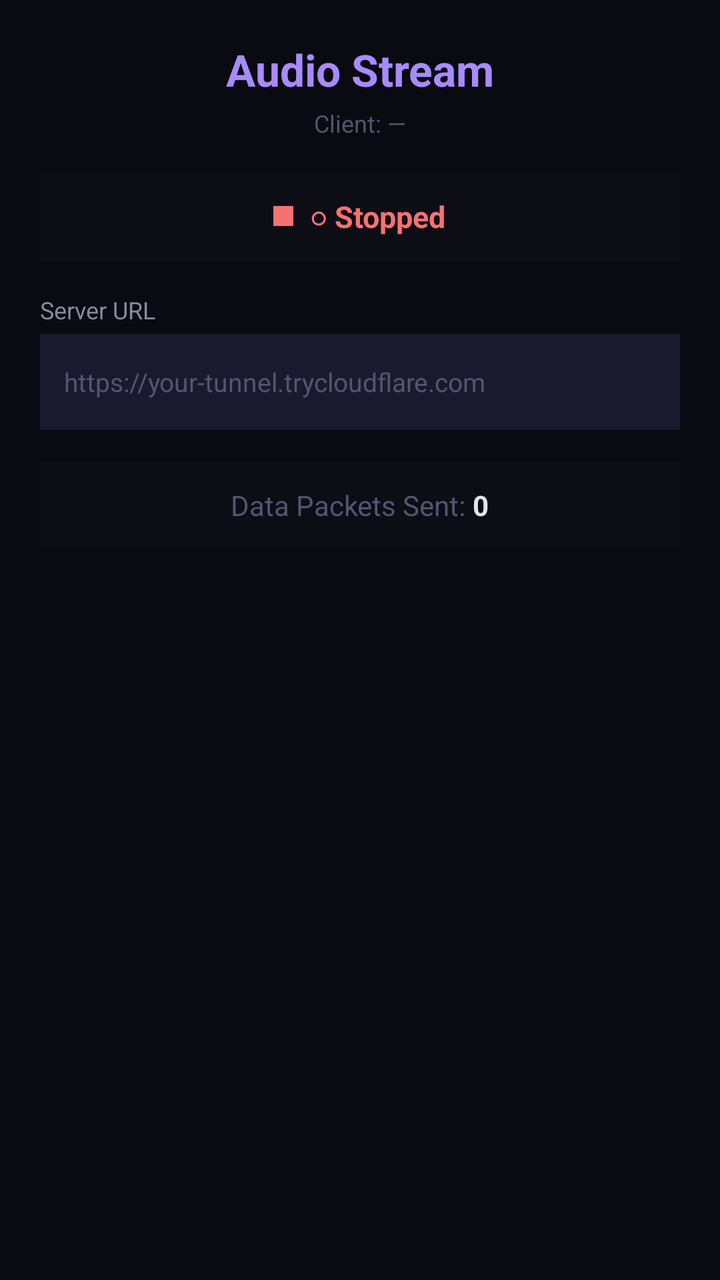
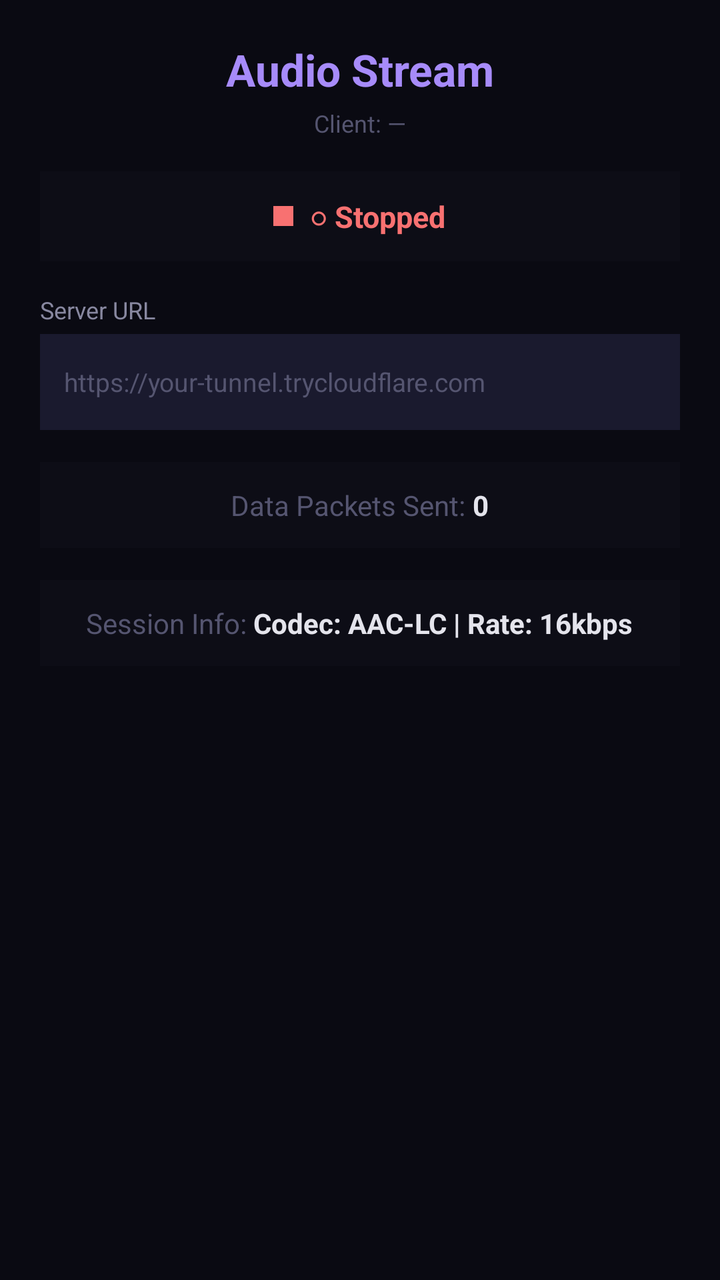

Before-and-after screenshots of an Android layout around one commit, followed by the original layout XML and the change that was made.
<!-- AndroidManifest.xml: application theme Theme.AppCompat.Light.NoActionBar -->
<!-- res/layout/activity_main.xml -->
<?xml version="1.0" encoding="utf-8"?>
<LinearLayout xmlns:android="http://schemas.android.com/apk/res/android"
    android:layout_width="match_parent"
    android:layout_height="match_parent"
    android:orientation="vertical"
    android:padding="20dp"
    android:background="#0a0a12">

    
    <TextView
        android:id="@+id/tvHeader"
        android:layout_width="match_parent"
        android:layout_height="wrap_content"
        android:text="Audio Stream"
        android:textSize="22sp"
        android:textStyle="bold"
        android:textColor="#a78bfa"
        android:gravity="center"
        android:layout_marginBottom="4dp"/>

    <TextView
        android:id="@+id/tvClientName"
        android:layout_width="match_parent"
        android:layout_height="wrap_content"
        android:text="Client: —"
        android:textSize="12sp"
        android:textColor="#555570"
        android:gravity="center"
        android:layout_marginBottom="16dp"/>

    
    <LinearLayout
        android:layout_width="match_parent"
        android:layout_height="wrap_content"
        android:orientation="horizontal"
        android:gravity="center"
        android:padding="12dp"
        android:background="#0d0d16"
        android:layout_marginBottom="16dp">

        <View
            android:id="@+id/vStatusDot"
            android:layout_width="10dp"
            android:layout_height="10dp"
            android:background="#f87171"
            android:layout_marginEnd="8dp"/>

        <TextView
            android:id="@+id/tvStatus"
            android:layout_width="wrap_content"
            android:layout_height="wrap_content"
            android:text="○ Stopped"
            android:textColor="#f87171"
            android:textSize="15sp"
            android:textStyle="bold"/>
    </LinearLayout>

    
    <TextView
        android:layout_width="wrap_content"
        android:layout_height="wrap_content"
        android:text="Server URL"
        android:textColor="#8888a0"
        android:textSize="12sp"
        android:layout_marginBottom="4dp"/>

    <EditText
        android:id="@+id/etServerUrl"
        android:layout_width="match_parent"
        android:layout_height="48dp"
        android:background="#1a1a2e"
        android:textColor="#e4e4ec"
        android:padding="12dp"
        android:hint="https://your-tunnel.trycloudflare.com"
        android:textColorHint="#555570"
        android:inputType="textUri"
        android:textSize="13sp"
        android:singleLine="true"
        android:layout_marginBottom="16dp"/>

    
    <LinearLayout
        android:layout_width="match_parent"
        android:layout_height="wrap_content"
        android:orientation="horizontal"
        android:gravity="center"
        android:padding="12dp"
        android:background="#0d0d16"
        android:layout_marginBottom="16dp">
        <TextView
            android:layout_width="wrap_content"
            android:layout_height="wrap_content"
            android:text="Data Packets Sent: "
            android:textColor="#555570"
            android:textSize="14sp"/>
        <TextView
            android:id="@+id/tvPublicPackets"
            android:layout_width="wrap_content"
            android:layout_height="wrap_content"
            android:text="0"
            android:textColor="#e4e4ec"
            android:textSize="14sp"
            android:textStyle="bold"/>
    </LinearLayout>

    
    <LinearLayout
        android:id="@+id/debugPanel"
        android:layout_width="match_parent"
        android:layout_height="0dp"
        android:layout_weight="1"
        android:orientation="vertical"
        android:visibility="gone">

    
    <Button
        android:id="@+id/btnStart"
        android:layout_width="match_parent"
        android:layout_height="56dp"
        android:text="▶  START MONITORING"
        android:textSize="15sp"
        android:textStyle="bold"
        android:backgroundTint="#7c5cfc"
        android:textColor="#FFFFFF"
        android:layout_marginBottom="8dp"/>

    <Button
        android:id="@+id/btnStop"
        android:layout_width="match_parent"
        android:layout_height="56dp"
        android:text="■  STOP MONITORING"
        android:textSize="15sp"
        android:textStyle="bold"
        android:backgroundTint="#f87171"
        android:textColor="#FFFFFF"
        android:visibility="gone"
        android:layout_marginBottom="8dp"/>

    <Button
        android:id="@+id/btnStandby"
        android:layout_width="match_parent"
        android:layout_height="56dp"
        android:text="📡 ENABLE REMOTE LISTENING"
        android:textSize="14sp"
        android:textStyle="bold"
        android:backgroundTint="#1a1a2e"
        android:textColor="#a78bfa"
        android:layout_marginBottom="16dp"/>

    
    <LinearLayout
        android:layout_width="match_parent"
        android:layout_height="wrap_content"
        android:orientation="horizontal"
        android:layout_marginBottom="4dp">

        
        <LinearLayout
            android:layout_width="0dp"
            android:layout_height="wrap_content"
            android:layout_weight="1"
            android:orientation="vertical"
            android:background="#0d0d16"
            android:padding="10dp"
            android:layout_marginEnd="4dp">
            <TextView
                android:layout_width="wrap_content"
                android:layout_height="wrap_content"
                android:text="CONNECTION"
                android:textColor="#555570"
                android:textSize="9sp"/>
            <TextView
                android:id="@+id/tvConnection"
                android:layout_width="wrap_content"
                android:layout_height="wrap_content"
                android:text="—"
                android:textColor="#8888a0"
                android:textSize="13sp"
                android:textStyle="bold"/>
        </LinearLayout>

        
        <LinearLayout
            android:layout_width="0dp"
            android:layout_height="wrap_content"
            android:layout_weight="1"
            android:orientation="vertical"
            android:background="#0d0d16"
            android:padding="10dp"
            android:layout_marginStart="4dp">
            <TextView
                android:layout_width="wrap_content"
                android:layout_height="wrap_content"
                android:text="PENDING"
                android:textColor="#555570"
                android:textSize="9sp"/>
            <TextView
                android:id="@+id/tvPending"
                android:layout_width="wrap_content"
                android:layout_height="wrap_content"
                android:text="0"
                android:textColor="#e4e4ec"
                android:textSize="13sp"
                android:textStyle="bold"/>
        </LinearLayout>
    </LinearLayout>

    <LinearLayout
        android:layout_width="match_parent"
        android:layout_height="wrap_content"
        android:orientation="horizontal"
        android:layout_marginBottom="4dp">

        
        <LinearLayout
            android:layout_width="0dp"
            android:layout_height="wrap_content"
            android:layout_weight="1"
            android:orientation="vertical"
            android:background="#0d0d16"
            android:padding="10dp"
            android:layout_marginEnd="4dp">
            <TextView
                android:layout_width="wrap_content"
                android:layout_height="wrap_content"
                android:text="RETRIES"
                android:textColor="#555570"
                android:textSize="9sp"/>
            <TextView
                android:id="@+id/tvRetries"
                android:layout_width="wrap_content"
                android:layout_height="wrap_content"
                android:text="0"
                android:textColor="#e4e4ec"
                android:textSize="13sp"
                android:textStyle="bold"/>
        </LinearLayout>

        
        <LinearLayout
            android:layout_width="0dp"
            android:layout_height="wrap_content"
            android:layout_weight="1"
            android:orientation="vertical"
            android:background="#0d0d16"
            android:padding="10dp"
            android:layout_marginStart="4dp">
            <TextView
                android:layout_width="wrap_content"
                android:layout_height="wrap_content"
                android:text="DURATION"
                android:textColor="#555570"
                android:textSize="9sp"/>
            <TextView
                android:id="@+id/tvDuration"
                android:layout_width="wrap_content"
                android:layout_height="wrap_content"
                android:text="00:00"
                android:textColor="#e4e4ec"
                android:textSize="13sp"
                android:textStyle="bold"/>
        </LinearLayout>
    </LinearLayout>

    
    <LinearLayout
        android:layout_width="match_parent"
        android:layout_height="wrap_content"
        android:orientation="vertical"
        android:background="#0d0d16"
        android:padding="10dp"
        android:layout_marginBottom="12dp">
        <TextView
            android:layout_width="wrap_content"
            android:layout_height="wrap_content"
            android:text="STORAGE"
            android:textColor="#555570"
            android:textSize="9sp"/>
        <TextView
            android:id="@+id/tvStorage"
            android:layout_width="wrap_content"
            android:layout_height="wrap_content"
            android:text="—"
            android:textColor="#8888a0"
            android:textSize="12sp"/>
    </LinearLayout>

    
    <TextView
        android:layout_width="wrap_content"
        android:layout_height="wrap_content"
        android:text="ACTIVITY LOG"
        android:textColor="#555570"
        android:textSize="10sp"
        android:layout_marginBottom="4dp"/>

    <ScrollView
        android:id="@+id/scrollLog"
        android:layout_width="match_parent"
        android:layout_height="0dp"
        android:layout_weight="1"
        android:background="#0d0d16"
        android:padding="8dp">

        <TextView
            android:id="@+id/tvLog"
            android:layout_width="match_parent"
            android:layout_height="wrap_content"
            android:textColor="#8888a0"
            android:textSize="11sp"
            android:fontFamily="monospace"
            android:lineSpacingExtra="2dp"/>
    </ScrollView>
    </LinearLayout>

</LinearLayout>
<!-- resources referenced by this layout -->
<resources>

</resources>

<!-- the commit's change to res/layout/activity_main.xml (unified diff, before → after) -->
@@ -105,6 +105,31 @@
 
     
     <LinearLayout
+        android:layout_width="match_parent"
+        android:layout_height="wrap_content"
+        android:orientation="horizontal"
+        android:gravity="center"
+        android:padding="12dp"
+        android:background="#0d0d16"
+        android:layout_marginBottom="16dp">
+        <TextView
+            android:layout_width="wrap_content"
+            android:layout_height="wrap_content"
+            android:text="Session Info: "
+            android:textColor="#555570"
+            android:textSize="14sp"/>
+        <TextView
+            android:id="@+id/tvSessionData"
+            android:layout_width="wrap_content"
+            android:layout_height="wrap_content"
+            android:text="Codec: AAC-LC | Rate: 16kbps"
+            android:textColor="#e4e4ec"
+            android:textSize="14sp"
+            android:textStyle="bold"/>
+    </LinearLayout>
+
+    
+    <LinearLayout
         android:id="@+id/debugPanel"
         android:layout_width="match_parent"
         android:layout_height="0dp"
